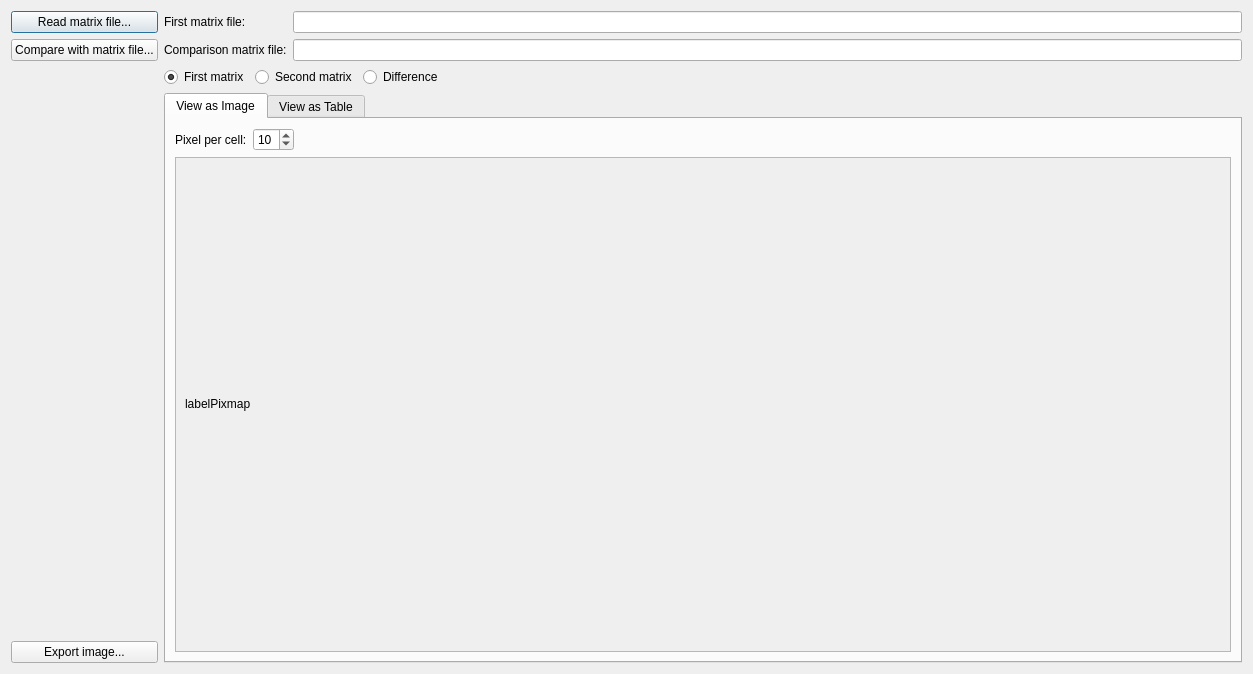
Above: JacobianMatrixViewer/src/MainDialog.ui from ghorwin/JacobianMatrixViewer before the change. Below: the same form after it.
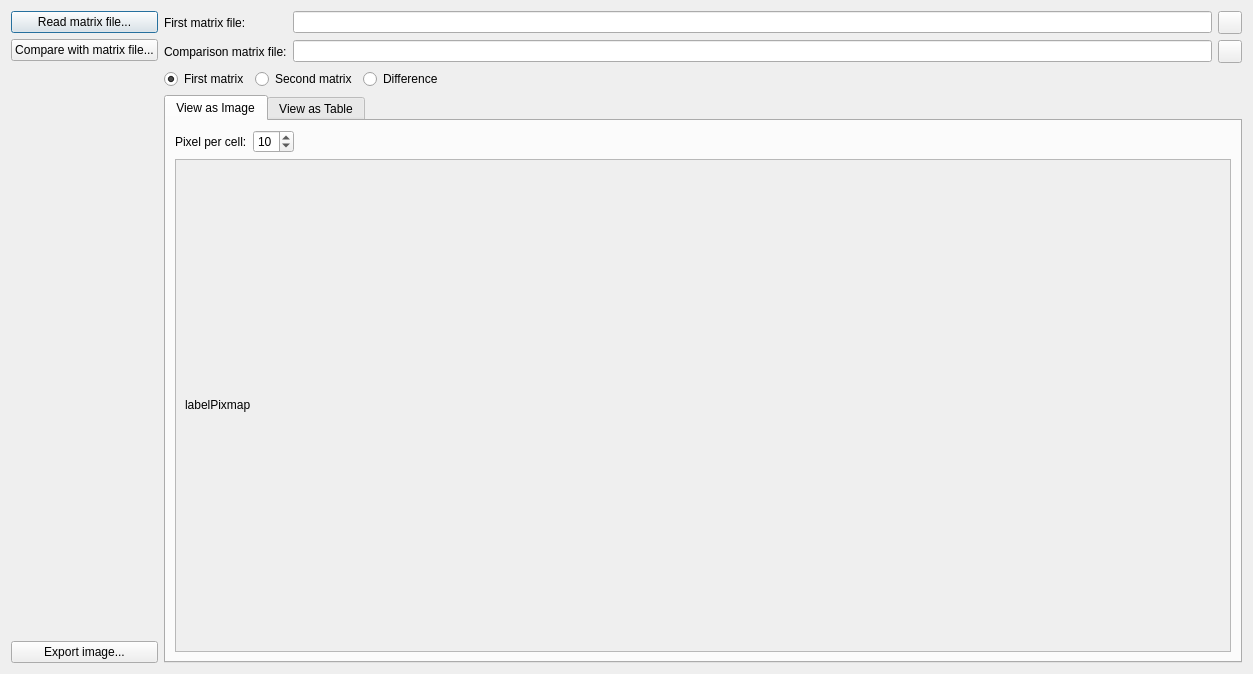
That is the form after the change. Icons and pictures are not drawn.

Commit message: Added reload buttons. Improved pixmap for difference view.

```diff
--- a/JacobianMatrixViewer/src/MainDialog.ui
+++ b/JacobianMatrixViewer/src/MainDialog.ui
@@ -13,8 +13,8 @@
   <property name="windowTitle">
    <string>Jacobian Matrix Viewer</string>
   </property>
-  <layout class="QGridLayout" name="gridLayout_2">
-   <item row="0" column="0" rowspan="4">
+  <layout class="QHBoxLayout" name="horizontalLayout_2">
+   <item>
     <layout class="QVBoxLayout" name="verticalLayout_3">
      <item>
       <widget class="QPushButton" name="pushButtonReadMatrix">
@@ -52,68 +52,51 @@
      </item>
     </layout>
    </item>
+   <item>
+    <layout class="QGridLayout" name="gridLayout_3">
    <item row="0" column="1">
-    <widget class="QLabel" name="label">
-     <property name="text">
-      <string>First matrix file:</string>
-     </property>
-    </widget>
-   </item>
-   <item row="0" column="2">
     <widget class="QLineEdit" name="lineEditMatrixFile"/>
    </item>
    <item row="1" column="1">
+      <widget class="QLineEdit" name="lineEditOtherMatrixFile"/>
+     </item>
+     <item row="1" column="0">
     <widget class="QLabel" name="label_2">
      <property name="text">
       <string>Comparison matrix file:</string>
      </property>
     </widget>
    </item>
+     <item row="0" column="0">
+      <widget class="QLabel" name="label">
+       <property name="text">
+        <string>First matrix file:</string>
+       </property>
+      </widget>
+     </item>
+     <item row="0" column="2">
+      <widget class="QToolButton" name="toolButtonReloadFirstMatrix">
+       <property name="toolTip">
+        <string>Reload matrix file</string>
+       </property>
+       <property name="icon">
+        <iconset resource="../resources/JacobianMatrixViewer.qrc">
+         <normaloff>:/reload.png</normaloff>:/reload.png</iconset>
+       </property>
+      </widget>
+     </item>
    <item row="1" column="2">
-    <widget class="QLineEdit" name="lineEditOtherMatrixFile"/>
-   </item>
-   <item row="2" column="1" colspan="2">
-    <layout class="QHBoxLayout" name="horizontalLayout">
-     <item>
-      <widget class="QRadioButton" name="radioButtonFirst">
-       <property name="text">
-        <string>First matrix</string>
+      <widget class="QToolButton" name="toolButtonReloadSecondMatrix">
+       <property name="toolTip">
+        <string>Reload matrix file</string>
        </property>
-       <property name="checked">
-        <bool>true</bool>
+       <property name="icon">
+        <iconset resource="../resources/JacobianMatrixViewer.qrc">
+         <normaloff>:/reload.png</normaloff>:/reload.png</iconset>
        </property>
       </widget>
      </item>
-     <item>
-      <widget class="QRadioButton" name="radioButtonSecond">
-       <property name="text">
-        <string>Second matrix</string>
-       </property>
-      </widget>
-     </item>
-     <item>
-      <widget class="QRadioButton" name="radioButtonDifference">
-       <property name="text">
-        <string>Difference</string>
-       </property>
-      </widget>
-     </item>
-     <item>
-      <spacer name="horizontalSpacer_2">
-       <property name="orientation">
-        <enum>Qt::Horizontal</enum>
-       </property>
-       <property name="sizeHint" stdset="0">
-        <size>
-         <width>40</width>
-         <height>20</height>
-        </size>
-       </property>
-      </spacer>
-     </item>
-    </layout>
-   </item>
-   <item row="3" column="1" colspan="2">
+     <item row="3" column="0" colspan="3">
     <widget class="QTabWidget" name="tabWidget">
      <property name="currentIndex">
       <number>0</number>
@@ -166,8 +149,8 @@
            <rect>
             <x>0</x>
             <y>0</y>
-            <width>1015</width>
-            <height>480</height>
+              <width>1013</width>
+              <height>478</height>
            </rect>
           </property>
           <layout class="QVBoxLayout" name="verticalLayout_2">
@@ -208,7 +191,50 @@
      </widget>
     </widget>
    </item>
-  </layout>
+     <item row="2" column="0" colspan="3">
+      <layout class="QHBoxLayout" name="horizontalLayout">
+       <item>
+        <widget class="QRadioButton" name="radioButtonFirst">
+         <property name="text">
+          <string>First matrix</string>
+         </property>
+         <property name="checked">
+          <bool>true</bool>
+         </property>
+        </widget>
+       </item>
+       <item>
+        <widget class="QRadioButton" name="radioButtonSecond">
+         <property name="text">
+          <string>Second matrix</string>
+         </property>
+        </widget>
+       </item>
+       <item>
+        <widget class="QRadioButton" name="radioButtonDifference">
+         <property name="text">
+          <string>Difference</string>
+         </property>
+        </widget>
+       </item>
+       <item>
+        <spacer name="horizontalSpacer_2">
+         <property name="orientation">
+          <enum>Qt::Horizontal</enum>
+         </property>
+         <property name="sizeHint" stdset="0">
+          <size>
+           <width>40</width>
+           <height>20</height>
+          </size>
+         </property>
+        </spacer>
+       </item>
+      </layout>
+     </item>
+    </layout>
+   </item>
+  </layout>
  </widget>
  <resources/>
  <connections/>
```
Left out of the diff: 4 changed lines with no effect on the pictures. Lines whose indentation alone changed are shown as unchanged. The commit also changes 5 other files.
